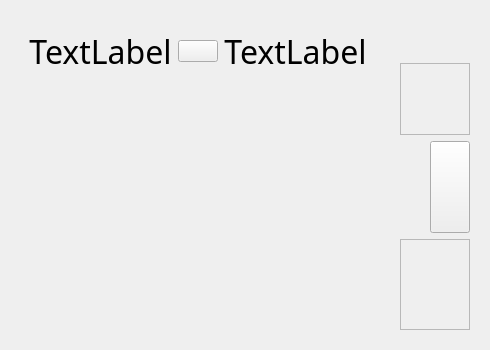
The window that python_modules/view/view_kingdom/book_world_homepage.ui (cyril711/git-MythicWar) describes before a commit, drawn with Qt 5.
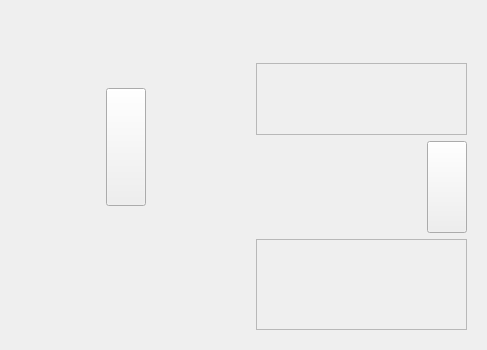
The same window after the commit. Icons and pictures are not drawn.

Diff of the .ui file:
```diff
--- a/python_modules/view/view_kingdom/book_world_homepage.ui
+++ b/python_modules/view/view_kingdom/book_world_homepage.ui
@@ -21,29 +21,41 @@
        <widget class="QWidget" name="widget_3" native="true">
         <layout class="QHBoxLayout" name="horizontalLayout_2">
          <item>
-          <widget class="QLabel" name="faction_left">
+          <widget class="QPushButton" name="faction_left">
            <property name="sizePolicy">
-            <sizepolicy hsizetype="Expanding" vsizetype="Preferred">
+            <sizepolicy hsizetype="Expanding" vsizetype="Expanding">
              <horstretch>0</horstretch>
              <verstretch>0</verstretch>
             </sizepolicy>
            </property>
-           <property name="font">
-            <font>
-             <family>Old English Text MT</family>
-             <pointsize>24</pointsize>
-            </font>
-           </property>
            <property name="text">
-            <string>TextLabel</string>
+            <string/>
            </property>
-           <property name="alignment">
-            <set>Qt::AlignCenter</set>
+           <property name="flat">
+            <bool>true</bool>
            </property>
           </widget>
          </item>
          <item>
-          <widget class="QPushButton" name="pushButton">
+          <widget class="QWidget" name="widget_5" native="true">
+           <layout class="QVBoxLayout" name="verticalLayout_4">
+            <property name="spacing">
+             <number>0</number>
+            </property>
+            <property name="leftMargin">
+             <number>0</number>
+            </property>
+            <property name="topMargin">
+             <number>0</number>
+            </property>
+            <property name="rightMargin">
+             <number>0</number>
+            </property>
+            <property name="bottomMargin">
+             <number>0</number>
+            </property>
+            <item>
+             <widget class="QPushButton" name="stat_button">
            <property name="sizePolicy">
             <sizepolicy hsizetype="Fixed" vsizetype="Fixed">
              <horstretch>0</horstretch>
@@ -63,27 +75,53 @@
              <height>32</height>
             </size>
            </property>
+              <property name="flat">
+               <bool>true</bool>
+              </property>
           </widget>
          </item>
          <item>
-          <widget class="QLabel" name="faction_right">
+             <widget class="QPushButton" name="update_button">
            <property name="sizePolicy">
-            <sizepolicy hsizetype="Expanding" vsizetype="Preferred">
+               <sizepolicy hsizetype="Fixed" vsizetype="Fixed">
              <horstretch>0</horstretch>
              <verstretch>0</verstretch>
             </sizepolicy>
            </property>
-           <property name="font">
-            <font>
-             <family>Old English Text MT</family>
-             <pointsize>24</pointsize>
-            </font>
-           </property>
+              <property name="text">
+               <string/>
+              </property>
+              <property name="icon">
+               <iconset resource="../../../resources.qrc">
+                <normaloff>:/icons/32x32/update</normaloff>:/icons/32x32/update</iconset>
+              </property>
+              <property name="iconSize">
+               <size>
+                <width>32</width>
+                <height>32</height>
+               </size>
+              </property>
+              <property name="flat">
+               <bool>true</bool>
+              </property>
+             </widget>
+            </item>
+           </layout>
+          </widget>
+         </item>
+         <item>
+          <widget class="QPushButton" name="faction_right">
+           <property name="sizePolicy">
+            <sizepolicy hsizetype="Expanding" vsizetype="Expanding">
+             <horstretch>0</horstretch>
+             <verstretch>0</verstretch>
+            </sizepolicy>
+           </property>
            <property name="text">
-            <string>TextLabel</string>
+            <string/>
            </property>
-           <property name="alignment">
-            <set>Qt::AlignCenter</set>
+           <property name="flat">
+            <bool>true</bool>
            </property>
           </widget>
          </item>
@@ -109,13 +147,46 @@
           <number>0</number>
          </property>
          <item>
-          <widget class="QWidget" name="faction_left_pie" native="true">
-           <layout class="QVBoxLayout" name="faction_left_pie_layout"/>
-          </widget>
+          <widget class="QStackedWidget" name="stackedWidget_left">
+           <property name="currentIndex">
+            <number>1</number>
+           </property>
+           <widget class="QWidget" name="pie_faction_1">
+            <layout class="QVBoxLayout" name="pie_faction_1_layout"/>
+           </widget>
+           <widget class="QWidget" name="histo_faction_1">
+            <layout class="QVBoxLayout" name="histo_faction_1_layout"/>
+           </widget>
+          </widget>
          </item>
          <item>
-          <widget class="QWidget" name="faction_right_pie" native="true">
-           <layout class="QVBoxLayout" name="faction_right_pie_layout"/>
+          <widget class="QPushButton" name="button_switch">
+           <property name="sizePolicy">
+            <sizepolicy hsizetype="Minimum" vsizetype="Expanding">
+             <horstretch>0</horstretch>
+             <verstretch>0</verstretch>
+            </sizepolicy>
+           </property>
+           <property name="text">
+            <string/>
+           </property>
+           <property name="icon">
+            <iconset resource="../../../resources.qrc">
+             <normaloff>:/icons/24x24/next</normaloff>:/icons/24x24/next</iconset>
+           </property>
+          </widget>
+         </item>
+         <item>
+          <widget class="QStackedWidget" name="stackedWidget_right">
+           <property name="currentIndex">
+            <number>1</number>
+           </property>
+           <widget class="QWidget" name="pie_faction_2">
+            <layout class="QVBoxLayout" name="pie_faction_2_layout"/>
+           </widget>
+           <widget class="QWidget" name="histo_rfaction_2">
+            <layout class="QVBoxLayout" name="histo_faction_2_layout"/>
+           </widget>
           </widget>
          </item>
         </layout>
@@ -275,7 +346,7 @@
           <rect>
            <x>0</x>
            <y>0</y>
-           <width>71</width>
+           <width>211</width>
            <height>91</height>
           </rect>
          </property>
```
Lines whose indentation alone changed are shown as unchanged.
